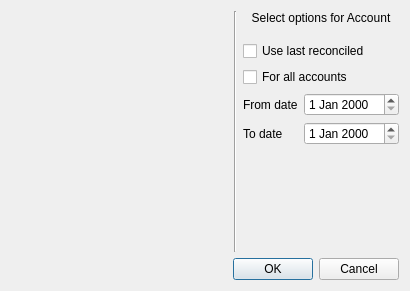
First picture: the form in bankparser/dialogs/datesdialog.ui, repository tobbe76/kmm-bankparser, before the edit.
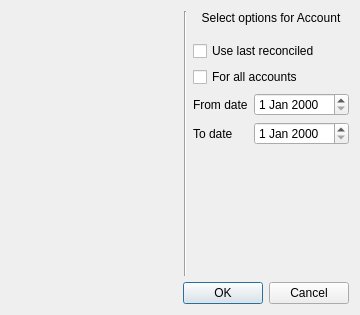
Second picture: the form after the edit. Custom widgets are drawn as their Qt base class.

Patch:
```diff
--- a/bankparser/dialogs/datesdialog.ui
+++ b/bankparser/dialogs/datesdialog.ui
@@ -6,8 +6,8 @@
    <rect>
     <x>0</x>
     <y>0</y>
-    <width>410</width>
-    <height>291</height>
+    <width>360</width>
+    <height>315</height>
    </rect>
   </property>
   <property name="windowTitle">
```
